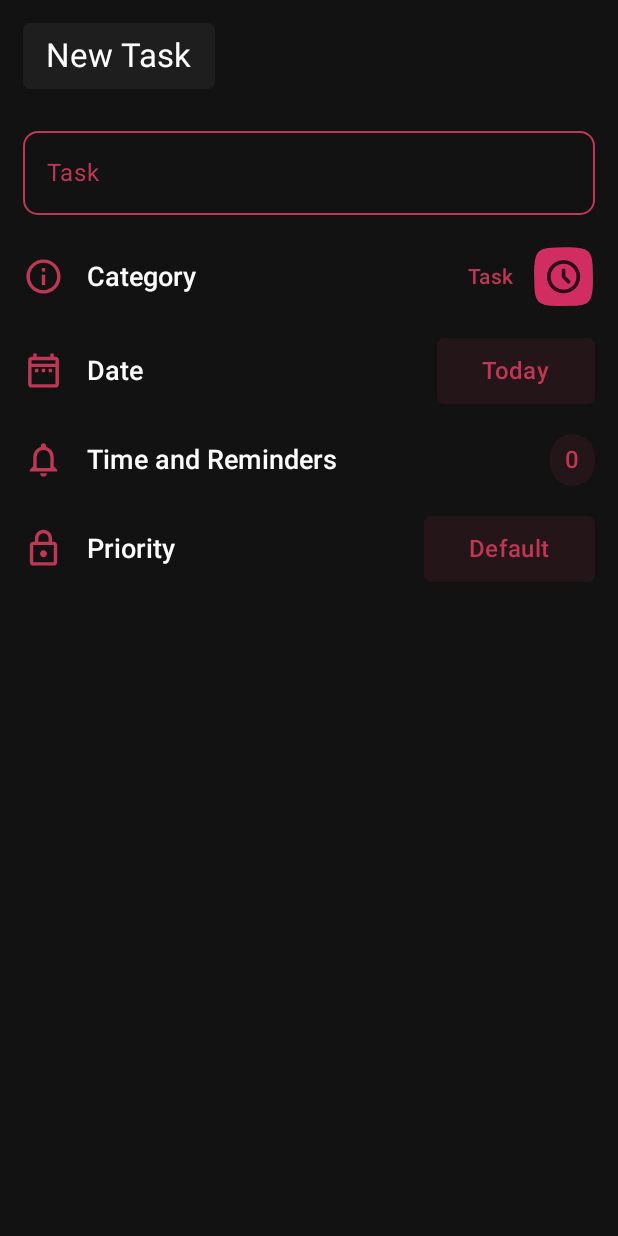
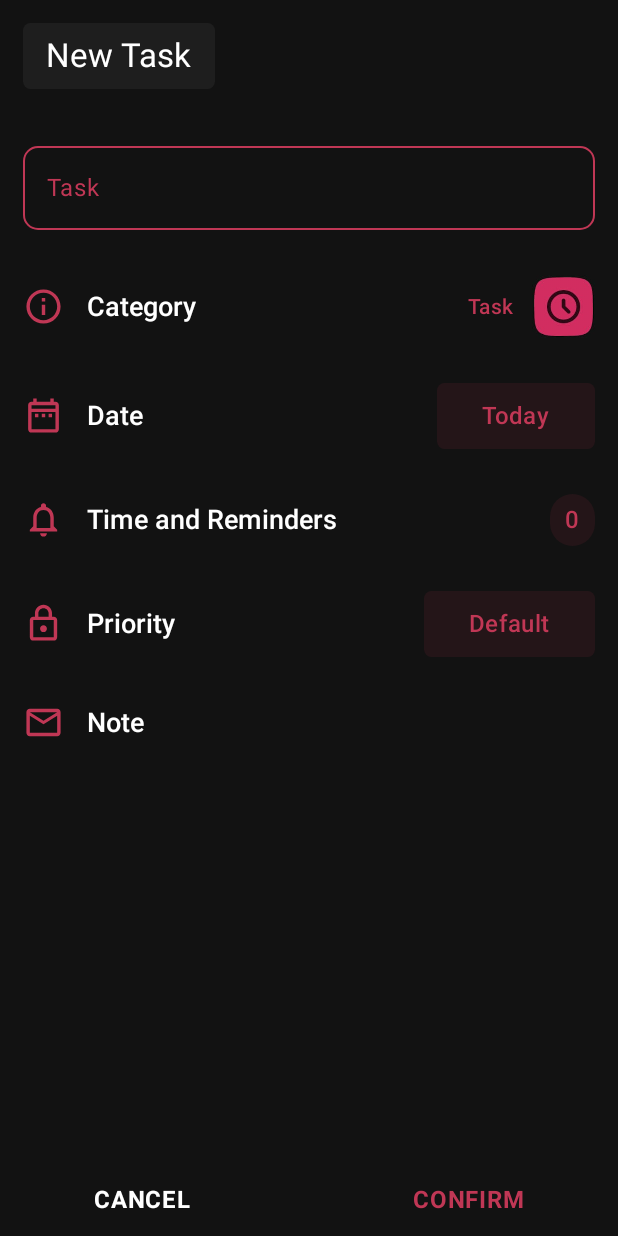
Before and after one commit to aminakhtar5595/LoopWell, an Android app built with Jetpack Compose: the screen it shows after launch (MainActivity), on a phone screen of 412 x 824 dp. Run offline under Robolectric (Android 15) with nearby library versions, the phone set to English and light mode, and no system bars; our stand-ins replace accompanist.

Commit message:
Added cancel and confirm buttons section in create task screen

```diff
--- a/app/src/main/java/com/example/loopwell/ui/screens/categories/CategoriesScreen.kt
+++ b/app/src/main/java/com/example/loopwell/ui/screens/categories/CategoriesScreen.kt
@@ -303,7 +303,6 @@ fun BottomSheetExample(
                 Spacer(modifier = Modifier.height(10.dp))
                 Button(
                     onClick = { },
-                    shape = RoundedCornerShape(10.dp),
                     modifier = Modifier
                         .fillMaxWidth(),
                     colors = ButtonDefaults.buttonColors(contentColor = Red, containerColor = Color.Transparent),
--- a/app/src/main/java/com/example/loopwell/ui/screens/tasks/CreateTask.kt
+++ b/app/src/main/java/com/example/loopwell/ui/screens/tasks/CreateTask.kt
@@ -15,9 +15,12 @@ import androidx.compose.foundation.layout.width
 import androidx.compose.foundation.shape.RoundedCornerShape
 import androidx.compose.material.icons.Icons
 import androidx.compose.material.icons.outlined.DateRange
+import androidx.compose.material.icons.outlined.Email
 import androidx.compose.material.icons.outlined.Info
 import androidx.compose.material.icons.outlined.Lock
 import androidx.compose.material.icons.outlined.Notifications
+import androidx.compose.material3.Button
+import androidx.compose.material3.ButtonDefaults
 import androidx.compose.material3.Icon
 import androidx.compose.material3.MaterialTheme
 import androidx.compose.material3.OutlinedTextField
@@ -63,7 +66,7 @@ fun CreateTask(navController: NavController) {
                     )
                     .padding(vertical = 8.dp, horizontal = 15.dp)
             )
-            Spacer(modifier = Modifier.size(20.dp))
+            Spacer(modifier = Modifier.size(30.dp))
             OutlinedTextField(
                 value = taskName,
                 onValueChange = { taskName = it },
@@ -80,7 +83,7 @@ fun CreateTask(navController: NavController) {
                 ),
                 shape = RoundedCornerShape(10.dp),
             )
-            Spacer(modifier = Modifier.size(20.dp))
+            Spacer(modifier = Modifier.size(30.dp))
 
             Row(
                 verticalAlignment = Alignment.CenterVertically,
@@ -102,7 +105,7 @@ fun CreateTask(navController: NavController) {
                         contentDescription = "Category",Modifier.size(42.dp))
                 }
             }
-            Spacer(modifier = Modifier.size(20.dp))
+            Spacer(modifier = Modifier.size(30.dp))
 
             Row(
                 verticalAlignment = Alignment.CenterVertically,
@@ -117,10 +120,11 @@ fun CreateTask(navController: NavController) {
                         .background(
                             color = Red.copy(alpha = 0.1f),
                             shape = RoundedCornerShape(5.dp)
-                        ).padding(vertical = 10.dp, horizontal = 30.dp)
+                        )
+                        .padding(vertical = 10.dp, horizontal = 30.dp)
                 )
             }
-            Spacer(modifier = Modifier.size(20.dp))
+            Spacer(modifier = Modifier.size(30.dp))
 
             Row(
                 verticalAlignment = Alignment.CenterVertically,
@@ -135,10 +139,11 @@ fun CreateTask(navController: NavController) {
                         .background(
                             color = Red.copy(alpha = 0.1f),
                             shape = RoundedCornerShape(30.dp)
-                        ).padding(horizontal = 10.dp, vertical = 5.dp)
+                        )
+                        .padding(horizontal = 10.dp, vertical = 5.dp)
                 )
             }
-            Spacer(modifier = Modifier.size(20.dp))
+            Spacer(modifier = Modifier.size(30.dp))
 
             Row(
                 verticalAlignment = Alignment.CenterVertically,
@@ -153,7 +158,32 @@ fun CreateTask(navController: NavController) {
                         .background(
                             color = Red.copy(alpha = 0.1f),
                             shape = RoundedCornerShape(5.dp)
-                        ).padding(vertical = 10.dp, horizontal = 30.dp)
+                        )
+                        .padding(vertical = 10.dp, horizontal = 30.dp)
+                )
+            }
+            Spacer(modifier = Modifier.size(30.dp))
+            TaskInfo(icon = Icons.Outlined.Email, title = "Note")
+        }
+
+        Row(
+            modifier = Modifier.align(Alignment.BottomCenter)
+        ) {
+            Button(
+                onClick = { },
+                colors = ButtonDefaults.buttonColors(contentColor = Color.White, containerColor = Color.Transparent),
+            ) {
+                Text("CANCEL",
+                    style = MaterialTheme.typography.bodyLarge.copy(fontWeight = FontWeight.Bold)
+                )
+            }
+            Spacer(modifier = Modifier.width(100.dp))
+            Button(
+                onClick = { },
+                colors = ButtonDefaults.buttonColors(contentColor = Red, containerColor = Color.Transparent),
+            ) {
+                Text("CONFIRM",
+                    style = MaterialTheme.typography.bodyLarge.copy(fontWeight = FontWeight.Bold)
                 )
             }
         }
```
